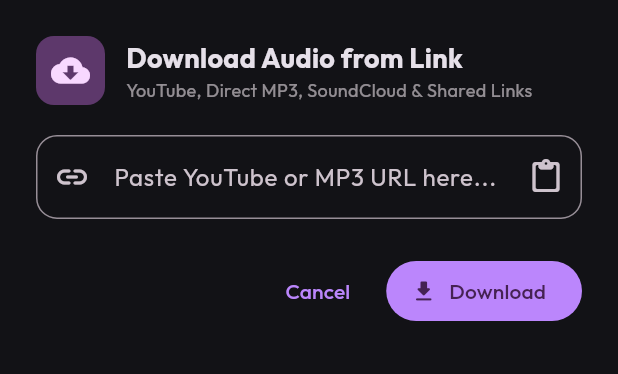
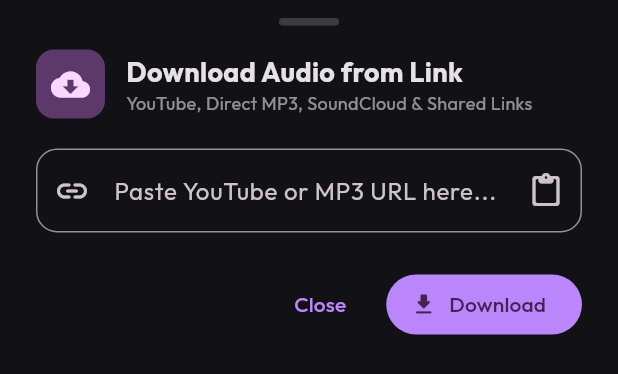
Before and after one commit to Ashutosh-rajput/BlackMusic, a Flutter app: the DownloadDialog widget shown alone on an empty page, opened directly, on a phone screen of 412 x 824 dp. Shown: the top 374 px of the screen. Run offline on Flutter 3.47's test engine with Material 3 defaults, Android fonts, the phone set to English and light mode, and no system bars; our stand-ins replace cached_network_image, dio, drift, drift_flutter, equatable, file_picker and 10 more; missing offline and left inert: audio_session, receive_sharing_intent, youtube_explode_dart; accounts and stored records are empty; generated files the repository leaves out were written again; network calls fail.

Commit message:
feat: Integrate DownloadService into dependency injection and enhance download dialog with active download tracking

```diff
--- a/lib/core/di/injection_container.dart
+++ b/lib/core/di/injection_container.dart
@@ -10,6 +10,7 @@
 
 import 'package:shared_preferences/shared_preferences.dart';
 import 'package:pixel_player/services/settings_service.dart';
+import 'package:pixel_player/services/download_service.dart';
 
 final getIt = GetIt.instance;
 
@@ -38,6 +39,9 @@
   );
   getIt.registerLazySingleton<FileService>(() => FileService());
   getIt.registerLazySingleton<PermissionService>(() => PermissionService());
+  getIt.registerLazySingleton<DownloadService>(
+    () => DownloadService(getIt<MusicRepository>()),
+  );
   getIt.registerLazySingleton<SettingsService>(
     () => SettingsService(
       prefs: getIt<SharedPreferences>(),
--- a/lib/presentation/widgets/download_dialog.dart
+++ b/lib/presentation/widgets/download_dialog.dart
@@ -5,7 +5,6 @@
 import 'package:pixel_player/core/di/injection_container.dart';
 import 'package:pixel_player/presentation/bloc/library/library_bloc.dart';
 import 'package:pixel_player/presentation/bloc/library/library_event.dart';
-import 'package:pixel_player/data/repositories/music_repository.dart';
 import 'package:pixel_player/services/download_service.dart';
 
 class DownloadDialog extends StatefulWidget {
@@ -38,17 +37,19 @@
   late final DownloadService _downloadService;
 
   bool _isDownloading = false;
-  double _progress = 0.0;
-  String _statusMessage = '';
   String? _errorMessage;
 
   @override
   void initState() {
     super.initState();
     _urlController = TextEditingController(text: widget.initialUrl ?? '');
-    _downloadService = DownloadService(getIt<MusicRepository>());
+    _downloadService = getIt<DownloadService>();
 
-    if (widget.initialUrl != null && widget.initialUrl!.trim().isNotEmpty) {
+    final active = _downloadService.activeDownloadNotifier.value;
+    if (active != null && !active.isCompleted && !active.isCancelled && active.errorMessage == null) {
+      _isDownloading = true;
+      _urlController.text = active.url;
+    } else if (widget.initialUrl != null && widget.initialUrl!.trim().isNotEmpty) {
       WidgetsBinding.instance.addPostFrameCallback((_) {
         _startDownload();
       });
@@ -72,27 +73,22 @@
 
     setState(() {
       _isDownloading = true;
-      _progress = 0.02;
-      _statusMessage = 'Initializing...';
       _errorMessage = null;
     });
 
     try {
       final song = await _downloadService.downloadFromUrl(
         url: url,
-        onProgress: (p, status) {
+        onProgress: (p, status) {},
+      );
+
       if (mounted) {
         setState(() {
-              _progress = p;
-              _statusMessage = status;
+          _isDownloading = false;
         });
-          }
-        },
-      );
 
-      if (mounted && song != null) {
+        if (song != null) {
           context.read<LibraryBloc>().add(const LoadLibraryEvent());
-
           ScaffoldMessenger.of(context).showSnackBar(
             SnackBar(
               content: Text(
@@ -103,6 +99,7 @@
             ),
           );
           Navigator.pop(context);
+        }
       }
     } catch (e) {
       if (mounted) {
@@ -118,12 +115,33 @@
   Widget build(BuildContext context) {
     final theme = Theme.of(context);
 
+    return ValueListenableBuilder<ActiveDownload?>(
+      valueListenable: _downloadService.activeDownloadNotifier,
+      builder: (context, activeDownload, _) {
+        final isRunning = _isDownloading ||
+            (activeDownload != null &&
+                !activeDownload.isCompleted &&
+                !activeDownload.isCancelled &&
+                activeDownload.errorMessage == null);
+
         return Padding(
-      padding: const EdgeInsets.all(24),
+          padding: const EdgeInsets.fromLTRB(24, 12, 24, 24),
           child: Column(
             mainAxisSize: MainAxisSize.min,
             crossAxisAlignment: CrossAxisAlignment.start,
             children: [
+              // 🔝 Collapsible Drag Handle Line
+              Center(
+                child: Container(
+                  width: 40,
+                  height: 5,
+                  margin: const EdgeInsets.only(bottom: 16),
+                  decoration: BoxDecoration(
+                    color: theme.colorScheme.onSurface.withValues(alpha: 0.2),
+                    borderRadius: BorderRadius.circular(2.5),
+                  ),
+                ),
+              ),
               Row(
                 children: [
                   Container(
@@ -165,13 +183,13 @@
               const SizedBox(height: 20),
               TextField(
                 controller: _urlController,
-            enabled: !_isDownloading,
+                enabled: !isRunning,
                 decoration: InputDecoration(
                   hintText: 'Paste YouTube or MP3 URL here...',
                   prefixIcon: const Icon(Icons.link_rounded),
                   suffixIcon: IconButton(
                     icon: const Icon(Icons.content_paste_rounded),
-                onPressed: _isDownloading
+                    onPressed: isRunning
                         ? null
                         : () async {
                             final data = await Clipboard.getData(Clipboard.kTextPlain);
@@ -185,23 +203,23 @@
                   ),
                 ),
               ),
-          if (_errorMessage != null) ...[
+              if (_errorMessage != null || activeDownload?.errorMessage != null) ...[
                 const SizedBox(height: 12),
                 Text(
-              _errorMessage!,
+                  _errorMessage ?? activeDownload!.errorMessage!,
                   style: GoogleFonts.outfit(color: Colors.redAccent, fontSize: 13),
                 ),
               ],
-          if (_isDownloading) ...[
+              if (isRunning) ...[
                 const SizedBox(height: 20),
                 LinearProgressIndicator(
-              value: _progress,
+                  value: activeDownload?.progress ?? 0.0,
                   borderRadius: BorderRadius.circular(8),
                   minHeight: 8,
                 ),
                 const SizedBox(height: 10),
                 Text(
-              _statusMessage,
+                  activeDownload?.statusMessage ?? 'Initializing download...',
                   style: GoogleFonts.outfit(
                     fontSize: 13,
                     fontWeight: FontWeight.w500,
@@ -214,12 +232,23 @@
                 mainAxisAlignment: MainAxisAlignment.end,
                 children: [
                   TextButton(
-                onPressed: () => Navigator.pop(context),
-                child: Text(_isDownloading ? 'Dismiss' : 'Cancel'),
+                    onPressed: () {
+                      if (isRunning) {
+                        _downloadService.cancelCurrentDownload();
+                      } else {
+                        Navigator.pop(context);
+                      }
+                    },
+                    child: Text(
+                      isRunning ? 'Cancel Download' : 'Close',
+                      style: GoogleFonts.outfit(
+                        color: isRunning ? Colors.redAccent : theme.colorScheme.primary,
+                      ),
+                    ),
                   ),
                   const SizedBox(width: 12),
                   FilledButton.icon(
-                icon: _isDownloading
+                    icon: isRunning
                         ? const SizedBox(
                             width: 18,
                             height: 18,
@@ -229,13 +258,15 @@
                             ),
                           )
                         : const Icon(Icons.download_rounded),
-                label: Text(_isDownloading ? 'Downloading...' : 'Download'),
-                onPressed: _isDownloading ? null : _startDownload,
+                    label: Text(isRunning ? 'Downloading...' : 'Download'),
+                    onPressed: isRunning ? null : _startDownload,
                   ),
                 ],
               ),
             ],
           ),
         );
+      },
+    );
   }
 }
--- a/lib/services/download_service.dart
+++ b/lib/services/download_service.dart
@@ -7,16 +7,79 @@
 import 'package:pixel_player/data/repositories/music_repository.dart';
 import 'package:logger/logger.dart';
 
+import 'package:flutter/foundation.dart';
 import 'package:pixel_player/services/download_notification_service.dart';
 
 final _logger = Logger();
+
+class ActiveDownload {
+  final String id;
+  final String url;
+  final String title;
+  final double progress;
+  final String statusMessage;
+  final bool isCompleted;
+  final bool isCancelled;
+  final String? errorMessage;
+
+  ActiveDownload({
+    required this.id,
+    required this.url,
+    required this.title,
+    required this.progress,
+    required this.statusMessage,
+    this.isCompleted = false,
+    this.isCancelled = false,
+    this.errorMessage,
+  });
+
+  ActiveDownload copyWith({
+    String? id,
+    String? url,
+    String? title,
+    double? progress,
+    String? statusMessage,
+    bool? isCompleted,
+    bool? isCancelled,
+    String? errorMessage,
+  }) {
+    return ActiveDownload(
+      id: id ?? this.id,
+      url: url ?? this.url,
+      title: title ?? this.title,
+      progress: progress ?? this.progress,
+      statusMessage: statusMessage ?? this.statusMessage,
+      isCompleted: isCompleted ?? this.isCompleted,
+      isCancelled: isCancelled ?? this.isCancelled,
+      errorMessage: errorMessage ?? this.errorMessage,
+    );
+  }
+}
 
 class DownloadService {
   final MusicRepository _repository;
   final Dio _dio = Dio();
   final DownloadNotificationService _notificationService = DownloadNotificationService();
 
+  CancelToken? _cancelToken;
+  bool _isCanceled = false;
+
+  final ValueNotifier<ActiveDownload?> activeDownloadNotifier = ValueNotifier(null);
+
   DownloadService(this._repository);
+
+  /// Cancel active download operation
+  void cancelCurrentDownload() {
+    _isCanceled = true;
+    _cancelToken?.cancel("User cancelled download");
+    final current = activeDownloadNotifier.value;
+    if (current != null) {
+      activeDownloadNotifier.value = current.copyWith(
+        isCancelled: true,
+        statusMessage: 'Download cancelled by user',
+      );
+    }
+  }
 
   /// Main entry point: Detects link platform and downloads high-quality audio file.
   Future<Song?> downloadFromUrl({
@@ -154,19 +217,32 @@
         final totalBytes = selectedStream.size.totalBytes;
         final streamUrl = selectedStream.url;
         final notifId = videoId.hashCode.abs();
+        _cancelToken = CancelToken();
+        _isCanceled = false;
+
         _logger.i('[YT_DOWNLOAD 1/3] Video: "$title" ($videoId)');
         _logger.i('[YT_DOWNLOAD 2/3] Stream selected: $ext, bitrate: ${selectedStream.bitrate}, totalBytes: $totalBytes');
         assert(() {
           _logger.i('[YT_DOWNLOAD URL] Stream Direct Link: $streamUrl');
           return true;
         }());
-        onProgress(0.30, 'Downloading "${video.title}"...');
+
+        final initialStatus = 'Downloading "${video.title}"...';
+        onProgress(0.30, initialStatus);
+        activeDownloadNotifier.value = ActiveDownload(
+          id: videoId,
+          url: cleanUrl,
+          title: video.title,
+          progress: 0.30,
+          statusMessage: initialStatus,
+        );
 
         // Try Dio direct stream download first, fallback to YoutubeExplode streamsClient
         try {
           await _dio.download(
             streamUrl.toString(),
             savePath,
+            cancelToken: _cancelToken,
             options: Options(
               headers: const {
                 'User-Agent':
@@ -176,15 +252,24 @@
               connectTimeout: const Duration(seconds: 15),
             ),
             onReceiveProgress: (received, total) {
+              if (_isCanceled) return;
               final effectiveTotal = total > 0 ? total : totalBytes;
               if (effectiveTotal > 0) {
                 final p = 0.30 + (received / effectiveTotal) * 0.65;
                 final progressInt = (p * 100).toInt();
                 final recMb = (received / 1024 / 1024).toStringAsFixed(1);
                 final totMb = (effectiveTotal / 1024 / 1024).toStringAsFixed(1);
+                final statusMsg = 'Downloading "${video.title}"... ($progressInt%)';
                 onProgress(
                   p.clamp(0.0, 0.95),
-                  'Downloading "${video.title}"... ($progressInt%)',
+                  statusMsg,
+                );
+                activeDownloadNotifier.value = ActiveDownload(
+                  id: videoId,
+                  url: cleanUrl,
+                  title: video.title,
+                  progress: p.clamp(0.0, 0.95),
+                  statusMessage: statusMsg,
                 );
                 _notificationService.showDownloadProgress(
                   id: notifId,
@@ -200,7 +285,15 @@
               }
             },
           );
-        } catch (dioErr) {
+        } on DioException catch (dioErr) {
+          if (CancelToken.isCancel(dioErr) || _isCanceled) {
+            _logger.i('[YT_DOWNLOAD] Download cancelled by user.');
+            await _notificationService.cancelNotification(notifId);
+            if (await activeFile.exists()) {
+              await activeFile.delete();
+            }
+            return null;
+          }
           _logger.w('[YT_DOWNLOAD] Dio direct download failed ($dioErr), trying YoutubeExplode streamsClient...');
           final stream = yt.videos.streamsClient.get(selectedStream);
           final sink = activeFile.openWrite();
@@ -208,15 +301,24 @@
 
           try {
             await for (final chunk in stream) {
+              if (_isCanceled) break;
               downloaded += chunk.length;
               sink.add(chunk);
 
               if (totalBytes > 0) {
                 final p = 0.30 + (downloaded / totalBytes) * 0.65;
                 final progressInt = (p * 100).toInt();
+                final statusMsg = 'Downloading "${video.title}"... ($progressInt%)';
                 onProgress(
                   p.clamp(0.0, 0.95),
-                  'Downloading "${video.title}"... ($progressInt%)',
+                  statusMsg,
+                );
+                activeDownloadNotifier.value = ActiveDownload(
+                  id: videoId,
+                  url: cleanUrl,
+                  title: video.title,
+                  progress: p.clamp(0.0, 0.95),
+                  statusMessage: statusMsg,
                 );
                 _notificationService.showDownloadProgress(
                   id: notifId,
@@ -230,6 +332,15 @@
             await sink.flush();
             await sink.close();
           }
+        }
+
+        if (_isCanceled) {
+          _logger.i('[YT_DOWNLOAD] Cleaned up after cancellation.');
+          await _notificationService.cancelNotification(notifId);
+          if (await activeFile.exists()) {
+            await activeFile.delete();
+          }
+          return null;
         }
 
         _logger.i('[YT_DOWNLOAD 3/3] Download finished naturally.');
@@ -260,6 +371,14 @@
 
         await _repository.addSong(song);
         onProgress(1.0, 'Download complete!');
+        activeDownloadNotifier.value = ActiveDownload(
+          id: videoId,
+          url: cleanUrl,
+          title: video.title,
+          progress: 1.0,
+          statusMessage: 'Download complete!',
+          isCompleted: true,
+        );
         await _notificationService.cancelNotification(notifId);
         await _notificationService.showDownloadCompleted(
           id: notifId,
@@ -270,6 +389,9 @@
       }
       throw Exception('No valid audio stream found for this video.');
     } catch (e) {
+      if (_isCanceled) {
+        return null;
+      }
       if (activeFile != null && await activeFile.exists()) {
         try {
           _logger.w('[YT_DOWNLOAD] Cleaning up partial download file: ${activeFile.path}');
@@ -277,6 +399,14 @@
         } catch (_) {}
       }
       _logger.e('YouTube download failed: $e');
+      activeDownloadNotifier.value = ActiveDownload(
+        id: cleanUrl,
+        url: cleanUrl,
+        title: 'Song Download',
+        progress: 0.0,
+        statusMessage: 'Failed to download track',
+        errorMessage: e.toString(),
+      );
       _notificationService.showDownloadFailed(
         id: cleanUrl.hashCode.abs(),
         title: 'Song Download',
```
Lines whose indentation alone changed are shown as unchanged.
